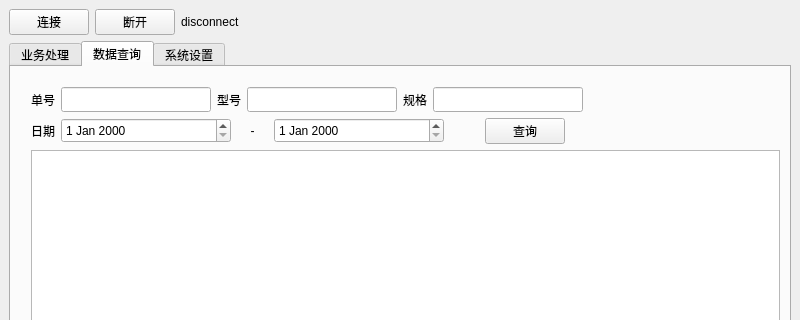
This is ui/main.ui in LetMeHold/asset.management as Qt 5 draws it before an edit; both pictures show x 0 to 800 and y 0 to 320 of the 800 by 600 pixel window. The edited form follows.
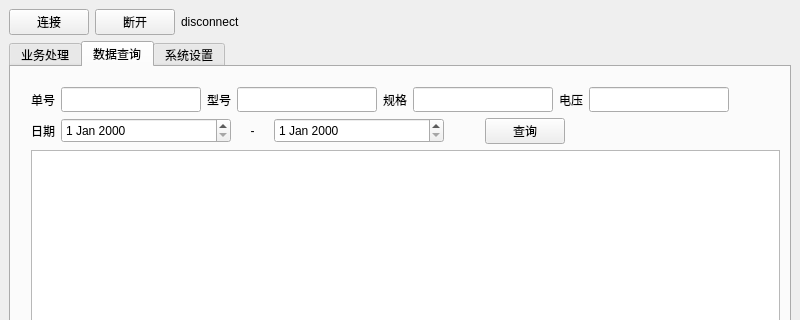
This is the edited form. The open tabs and pages were chosen to show the change.

Commit message: 查询功能增加电压的过滤条件

Patch:
```diff
--- a/ui/main.ui
+++ b/ui/main.ui
@@ -402,7 +402,7 @@
             </property>
             <property name="minimumSize">
              <size>
-              <width>150</width>
+              <width>140</width>
               <height>25</height>
              </size>
             </property>
@@ -425,7 +425,7 @@
             </property>
             <property name="minimumSize">
              <size>
-              <width>150</width>
+              <width>140</width>
               <height>25</height>
              </size>
             </property>
@@ -448,7 +448,24 @@
             </property>
             <property name="minimumSize">
              <size>
-              <width>150</width>
+              <width>140</width>
+              <height>25</height>
+             </size>
+            </property>
+           </widget>
+          </item>
+          <item>
+           <widget class="QLabel" name="label_16">
+            <property name="text">
+             <string>电压</string>
+            </property>
+           </widget>
+          </item>
+          <item>
+           <widget class="QLineEdit" name="edtQryVc">
+            <property name="minimumSize">
+             <size>
+              <width>140</width>
               <height>25</height>
              </size>
             </property>
```
Left out of the diff: 1 changed line with no effect on the pictures. The commit also changes 4 other files.
